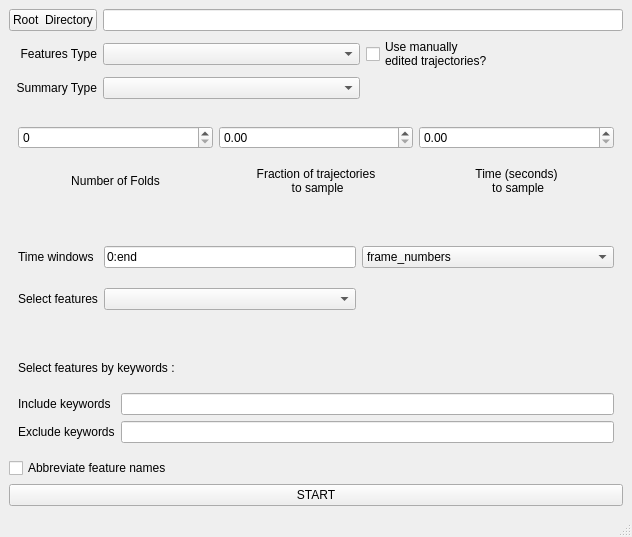
Old version of the form tierpsy/gui/QtDesignerFiles/Summarizer.ui in the repository ver228/tierpsy-tracker.
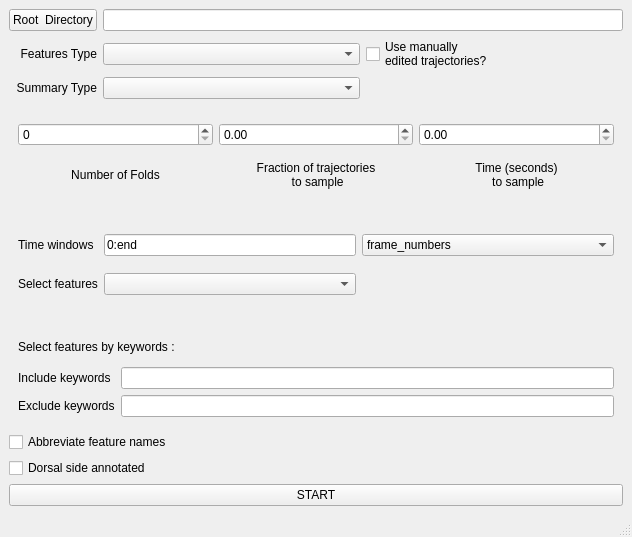
New version of the form.

Commit message: gui abs features only

```diff
--- a/tierpsy/gui/QtDesignerFiles/Summarizer.ui
+++ b/tierpsy/gui/QtDesignerFiles/Summarizer.ui
@@ -241,6 +241,13 @@
       </property>
      </widget>
     </item>
+    <item>
+     <widget class="QCheckBox" name="p_dorsal_side_known">
+      <property name="text">
+       <string>Dorsal side annotated</string>
+      </property>
+     </widget>
+    </item>
     <item>
      <widget class="QPushButton" name="pushButton_start">
       <property name="text">
```
The commit also changes 3 other files.
